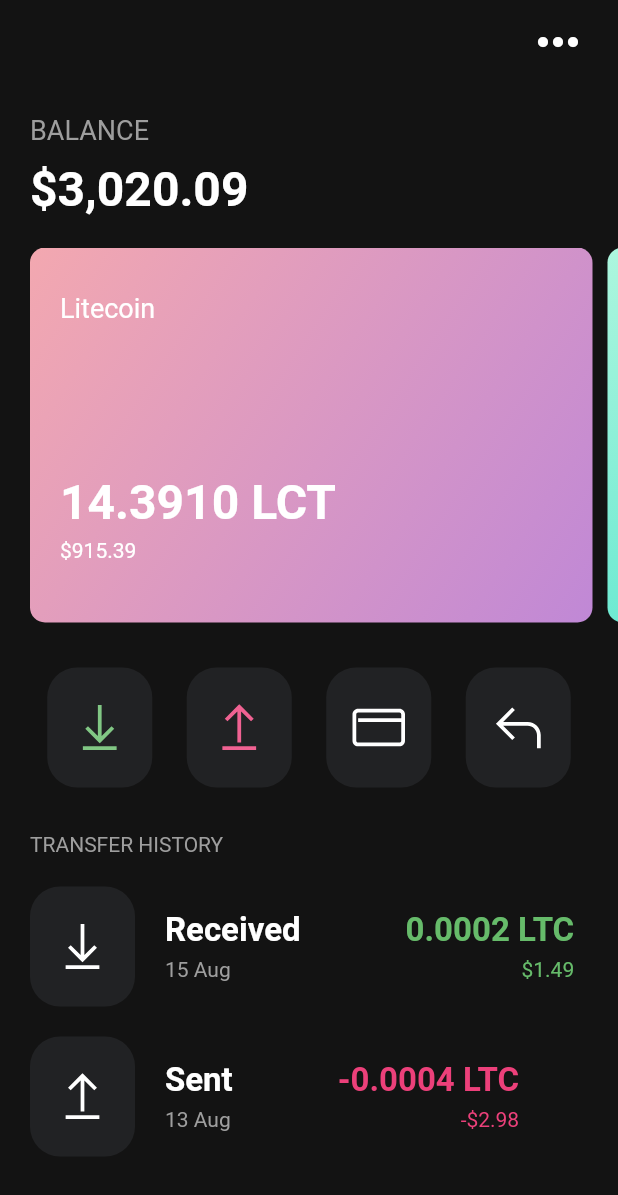
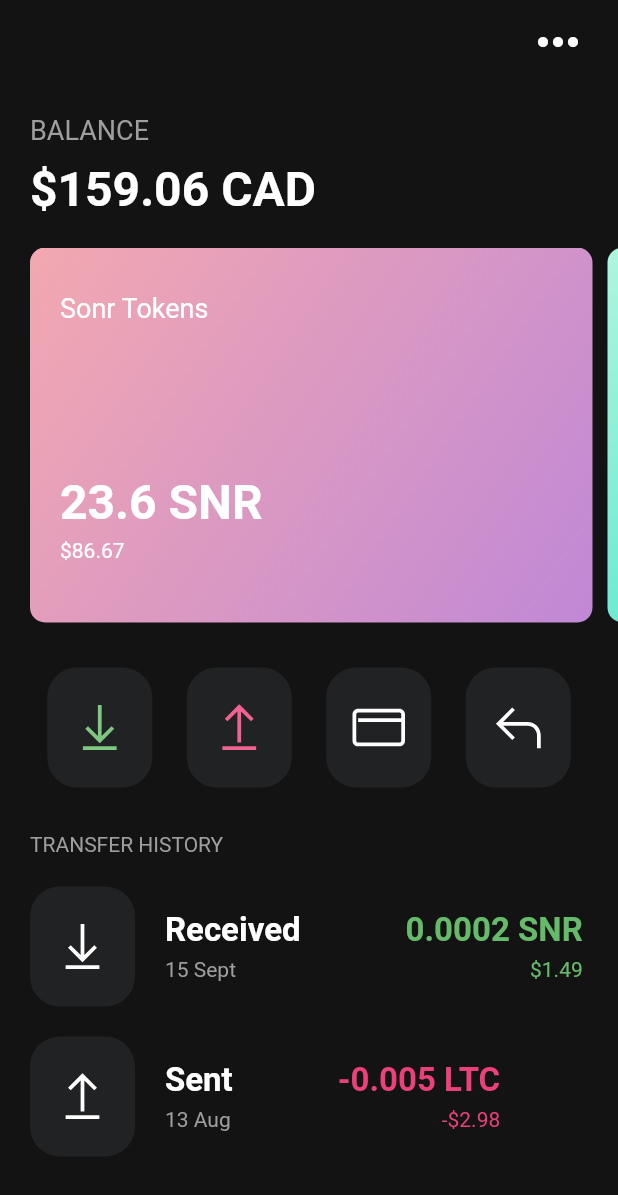
Before and after one commit to mihirKachroo/HTN2022, a Flutter app: the screen it shows after launch, on a phone screen of 412 x 824 dp. Shown: the top 1195 px of the screen. Run offline on Flutter 3.47's test engine with Material 2 defaults, Android fonts, the light colour scheme and no system bars; our stand-ins replace line_awesome_icons.

Commit message:
added coin UI

```diff
--- a/client/lib/homePage.dart
+++ b/client/lib/homePage.dart
@@ -48,7 +48,7 @@
                     ),
                     SizedBox(height: 10.0),
                     Text(
-                      "\$3,020.09",
+                      "\$159.06 CAD",
                       style: TextStyle(
                         color: Colors.white,
                         fontSize: 32.0,
@@ -70,9 +70,9 @@
                         const Color(0xFFf3a8b0),
                         const Color(0xFFc088d6)
                       ],
-                      text: "Litecoin",
-                      coins: "14.3910 LCT",
-                      dollars: "\$915.39",
+                      text: "Sonr Tokens",
+                      coins: "23.6 SNR",
+                      dollars: "\$86.67",
                     ),
                     SizedBox(width: 10.0),
                     CardWidget(
@@ -82,9 +82,9 @@
                         const Color(0xFFadf6de),
                         const Color(0xFF6eead2)
                       ],
-                      text: "Ripple",
-                      coins: "3001.2301 XRP",
-                      dollars: "\$759.34",
+                      text: "AttCoin",
+                      coins: "79.05 ACN",
+                      dollars: "\$72.39",
                     )
                   ],
                 ),
@@ -130,8 +130,8 @@
                   TransterHistorWidget(
                       iconData: LineAwesomeIcons.download,
                       text: "Received",
-                      date: "15 Aug",
-                      coins: "0.0002 LTC",
+                      date: "15 Sept",
+                      coins: "0.0002 SNR",
                       dollars: "\$1.49",
                       color: Colors.green[400]),
                   SizedBox(height: 20.0),
@@ -139,7 +139,7 @@
                     iconData: LineAwesomeIcons.upload,
                     text: "Sent",
                     date: "13 Aug",
-                    coins: "-0.0004 LTC",
+                    coins: "-0.005 LTC",
                     dollars: "-\$2.98",
                     color: Colors.pink[400],
                   ),
```
